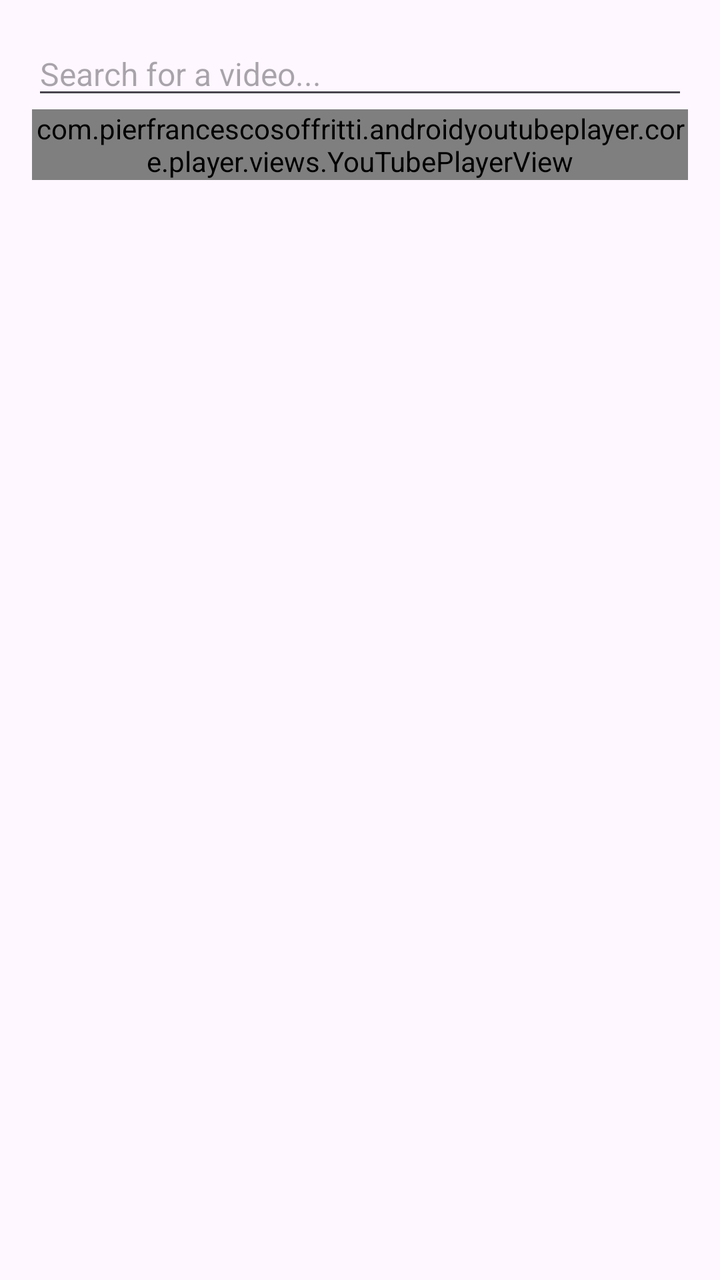
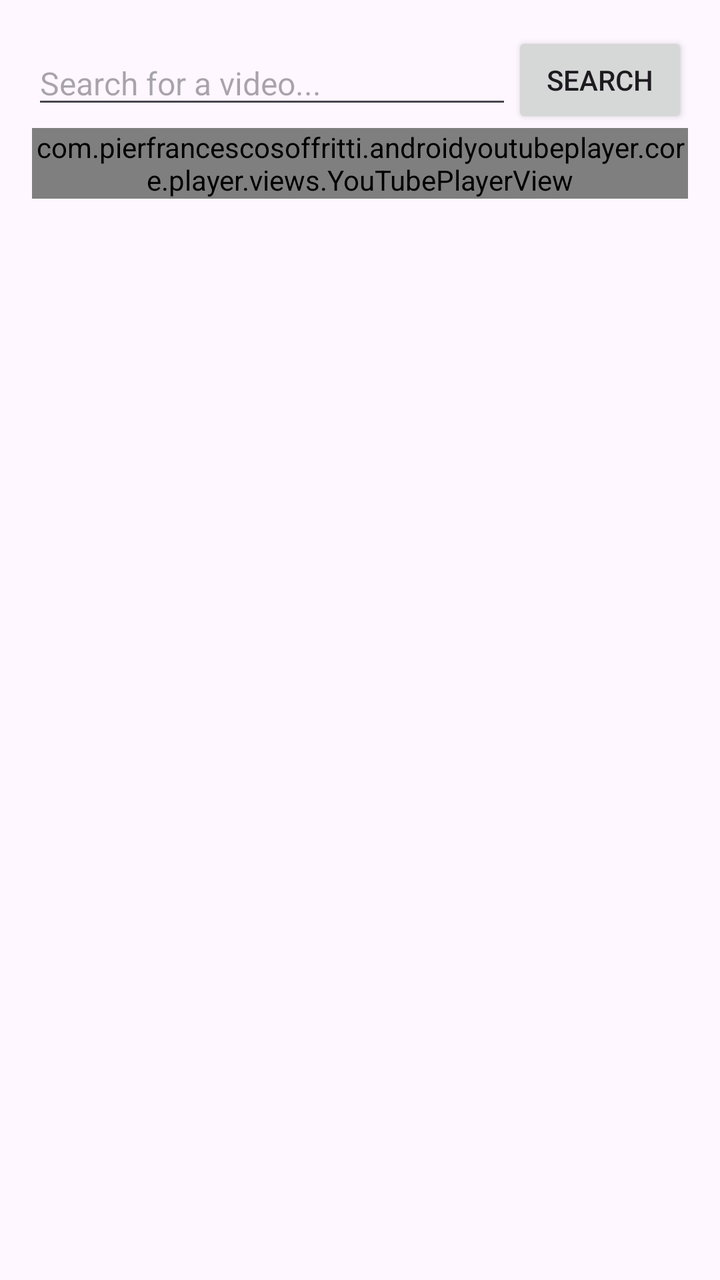

An Android layout rendered at two revisions. The XML below is the earlier revision; the diff shows what the commit changed to produce the second picture.
<!-- AndroidManifest.xml: application theme Theme.Videoplaybackerandroid -->
<!-- res/layout/fragment_first.xml -->
<?xml version="1.0" encoding="utf-8"?>
<androidx.core.widget.NestedScrollView xmlns:android="http://schemas.android.com/apk/res/android"
    xmlns:app="http://schemas.android.com/apk/res-auto"
    xmlns:tools="http://schemas.android.com/tools"
    android:layout_width="match_parent"
    android:layout_height="match_parent"
    tools:context=".FirstFragment">

    <androidx.constraintlayout.widget.ConstraintLayout
        android:layout_width="match_parent"
        android:layout_height="match_parent"
        android:padding="16dp">

        <EditText
            android:id="@+id/video_search"
            android:layout_width="match_parent"
            android:layout_height="wrap_content"
            android:hint="Search for a video..."
            android:inputType="text"
            android:textColor="#000000"
            android:textSize="16sp"
            app:layout_constraintTop_toTopOf="parent"
            app:layout_constraintBottom_toTopOf="@id/youtube_player_view"
            tools:layout_editor_absoluteX="16dp" />

        <com.pierfrancescosoffritti.androidyoutubeplayer.core.player.views.YouTubePlayerView
            android:id="@+id/youtube_player_view"
            android:layout_width="match_parent"
            android:layout_height="wrap_content"

            app:layout_constraintBottom_toBottomOf="parent"
            app:layout_constraintEnd_toEndOf="parent"
            app:layout_constraintStart_toStartOf="parent"
            app:layout_constraintTop_toTopOf="parent"

            app:autoPlay="true"
            app:videoId="" />



        <androidx.recyclerview.widget.RecyclerView
            android:id="@+id/rvVideos"
            android:layout_width="match_parent"
            android:layout_height="0dp"
            app:layout_constraintBottom_toBottomOf="parent"
            app:layout_constraintEnd_toEndOf="parent"
            app:layout_constraintStart_toStartOf="parent"
            app:layout_constraintTop_toBottomOf="@id/youtube_player_view" />

            

    </androidx.constraintlayout.widget.ConstraintLayout>
</androidx.core.widget.NestedScrollView>
<!-- resources referenced by this layout -->
<resources>
  <style name="Theme.Videoplaybackerandroid" parent="Base.Theme.Videoplaybackerandroid" />
  <style name="Base.Theme.Videoplaybackerandroid" parent="Theme.Material3.DayNight.NoActionBar">
          
          
      </style>
</resources>

<!-- the commit's change to res/layout/fragment_first.xml (unified diff, before → after) -->
@@ -13,15 +13,26 @@
 
         <EditText
             android:id="@+id/video_search"
-            android:layout_width="match_parent"
+            android:layout_width="0dp"
             android:layout_height="wrap_content"
             android:hint="Search for a video..."
             android:inputType="text"
             android:textColor="#000000"
             android:textSize="16sp"
+            app:layout_constraintBottom_toTopOf="@id/youtube_player_view"
+            app:layout_constraintEnd_toStartOf="@+id/search_button"
+            app:layout_constraintStart_toStartOf="parent"
+            app:layout_constraintTop_toTopOf="parent" />
+
+        <Button
+            android:id="@+id/search_button"
+            android:layout_width="wrap_content"
+            android:layout_height="wrap_content"
+            android:text="Search"
+            app:layout_constraintEnd_toEndOf="parent"
             app:layout_constraintTop_toTopOf="parent"
             app:layout_constraintBottom_toTopOf="@id/youtube_player_view"
-            tools:layout_editor_absoluteX="16dp" />
+             />
 
         <com.pierfrancescosoffritti.androidyoutubeplayer.core.player.views.YouTubePlayerView
             android:id="@+id/youtube_player_view"
@@ -34,19 +45,27 @@
             app:layout_constraintTop_toTopOf="parent"
 
             app:autoPlay="true"
-            app:videoId="" />
+            app:videoId="0" />
 
 
 
         <androidx.recyclerview.widget.RecyclerView
             android:id="@+id/rvVideos"
             android:layout_width="match_parent"
-            android:layout_height="0dp"
+            android:layout_height="match_parent"
             app:layout_constraintBottom_toBottomOf="parent"
             app:layout_constraintEnd_toEndOf="parent"
             app:layout_constraintStart_toStartOf="parent"
             app:layout_constraintTop_toBottomOf="@id/youtube_player_view" />
 
+        <TextView
+            android:id="@+id/error_text"
+            android:layout_width="wrap_content"
+            android:layout_height="wrap_content"
+            app:layout_constraintBottom_toBottomOf="parent"
+            app:layout_constraintEnd_toEndOf="parent"
+            app:layout_constraintStart_toStartOf="parent"
+            app:layout_constraintTop_toBottomOf="@+id/rvVideos" />
             
 
     </androidx.constraintlayout.widget.ConstraintLayout>
